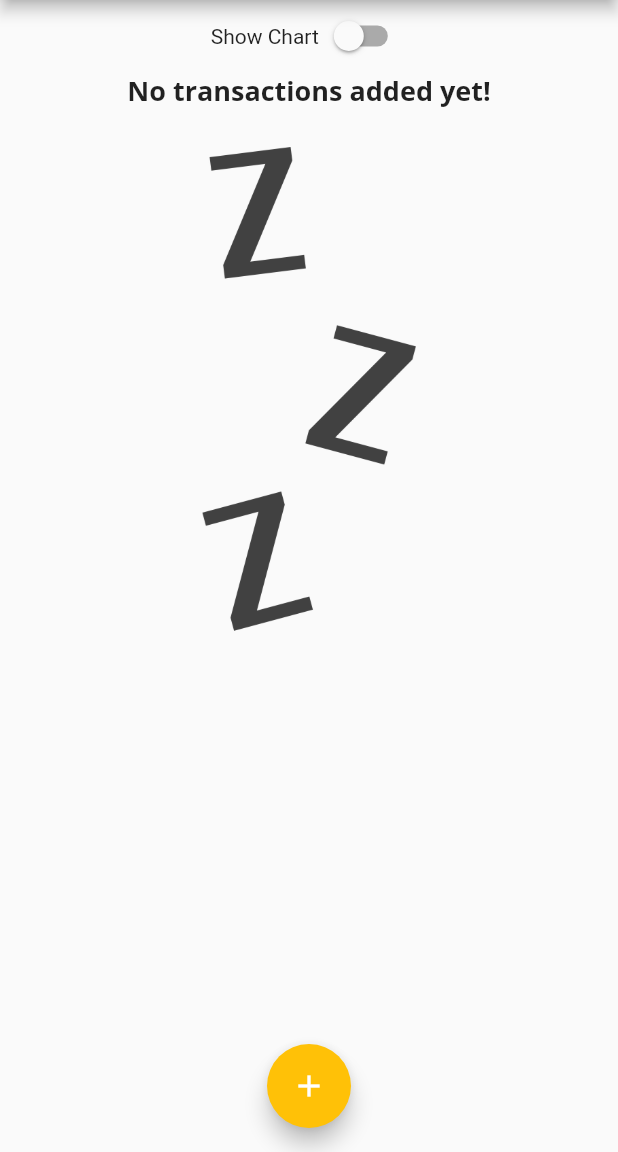
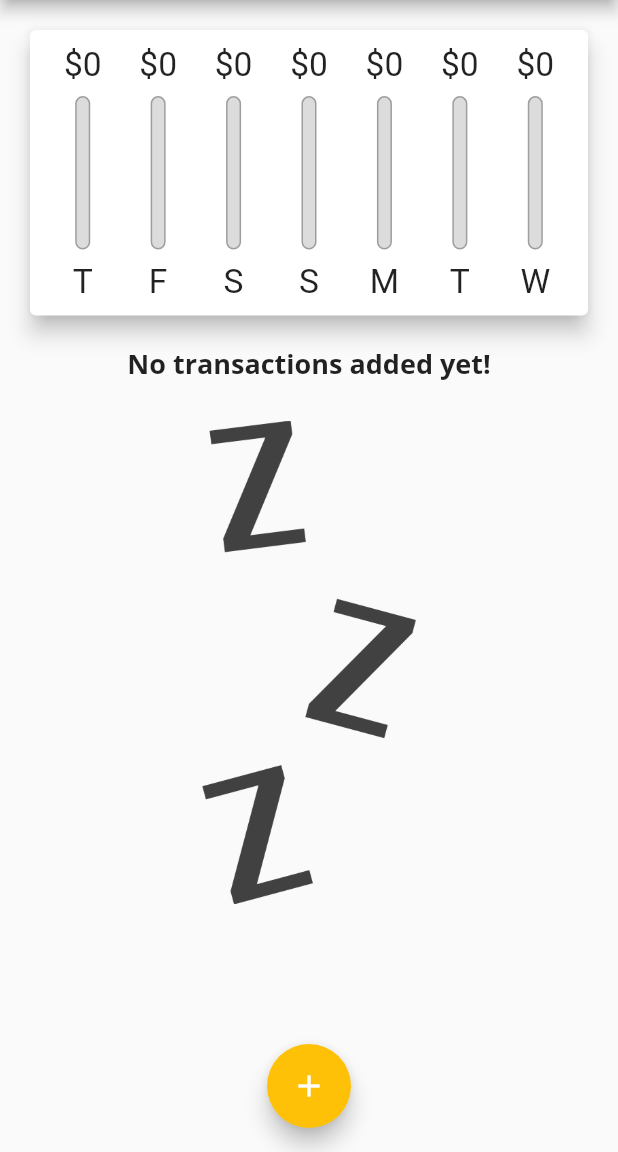
Before and after one commit to chloemk/expense_planner, a Flutter app: the screen it shows after launch, on a phone screen of 412 x 824 dp, the part 84-1236 px from its top. Run offline on Flutter 3.47's test engine with Material 2 defaults, Android fonts, the phone set to English and light mode, and no system bars.

Commit message:
feat: show different content based on device orientation

```diff
--- a/lib/main.dart
+++ b/lib/main.dart
@@ -115,6 +115,9 @@ class _MyHomePageState extends State<MyHomePage> {
 
   @override
   Widget build(BuildContext context) {
+    final isLandscape =
+        MediaQuery.of(context).orientation == Orientation.landscape;
+
     final appBar = AppBar(
       title: const Text(
         'Personal Expenses',
@@ -127,17 +130,40 @@ class _MyHomePageState extends State<MyHomePage> {
       ],
     );
 
+    final transactionListWidget = SizedBox(
+      height: (MediaQuery.of(context).size.height -
+              appBar.preferredSize.height -
+              MediaQuery.of(context).padding.top) *
+          0.7,
+      child: TransactionList(_userTransactions, _deleteTransaction),
+    );
+
     return Scaffold(
       appBar: appBar,
       body: SingleChildScrollView(
         child: Column(
           crossAxisAlignment: CrossAxisAlignment.stretch,
           children: <Widget>[
-            Row(mainAxisAlignment: MainAxisAlignment.center, children: <Widget>[
+            if (isLandscape)
+              Row(
+                mainAxisAlignment: MainAxisAlignment.center,
+                children: <Widget>[
                   const Text('Show Chart'),
                   Switch(
-                  value: _showChart, onChanged: (value) => _isShowChart(value)),
-            ]),
+                      value: _showChart,
+                      onChanged: (value) => _isShowChart(value)),
+                ],
+              ),
+            if (!isLandscape)
+              SizedBox(
+                height: (MediaQuery.of(context).size.height -
+                        appBar.preferredSize.height -
+                        MediaQuery.of(context).padding.top) *
+                    0.3,
+                child: Chart(_recentTransactions),
+              ),
+            if (!isLandscape) transactionListWidget,
+            if (isLandscape)
               _showChart
                   ? SizedBox(
                       height: (MediaQuery.of(context).size.height -
@@ -146,14 +172,7 @@ class _MyHomePageState extends State<MyHomePage> {
                           0.7,
                       child: Chart(_recentTransactions),
                     )
-                : SizedBox(
-                    height: (MediaQuery.of(context).size.height -
-                            appBar.preferredSize.height -
-                            MediaQuery.of(context).padding.top) *
-                        0.7,
-                    child:
-                        TransactionList(_userTransactions, _deleteTransaction),
-                  ),
+                  : transactionListWidget
           ],
         ),
       ),
```
Lines whose indentation alone changed are shown as unchanged.
